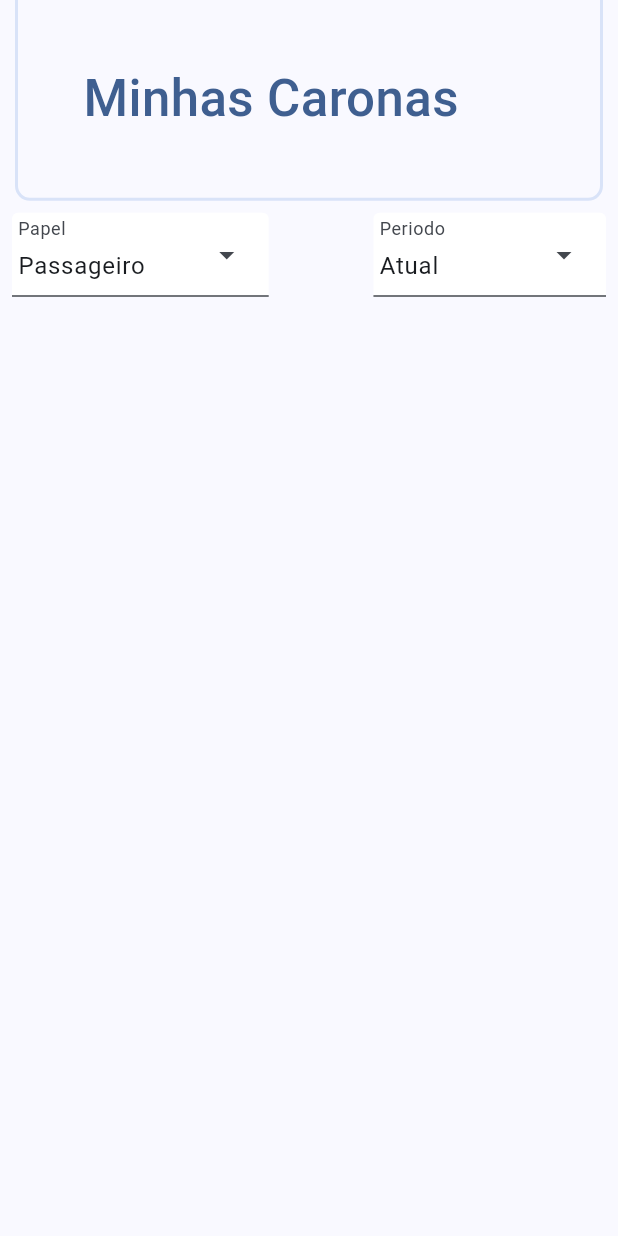
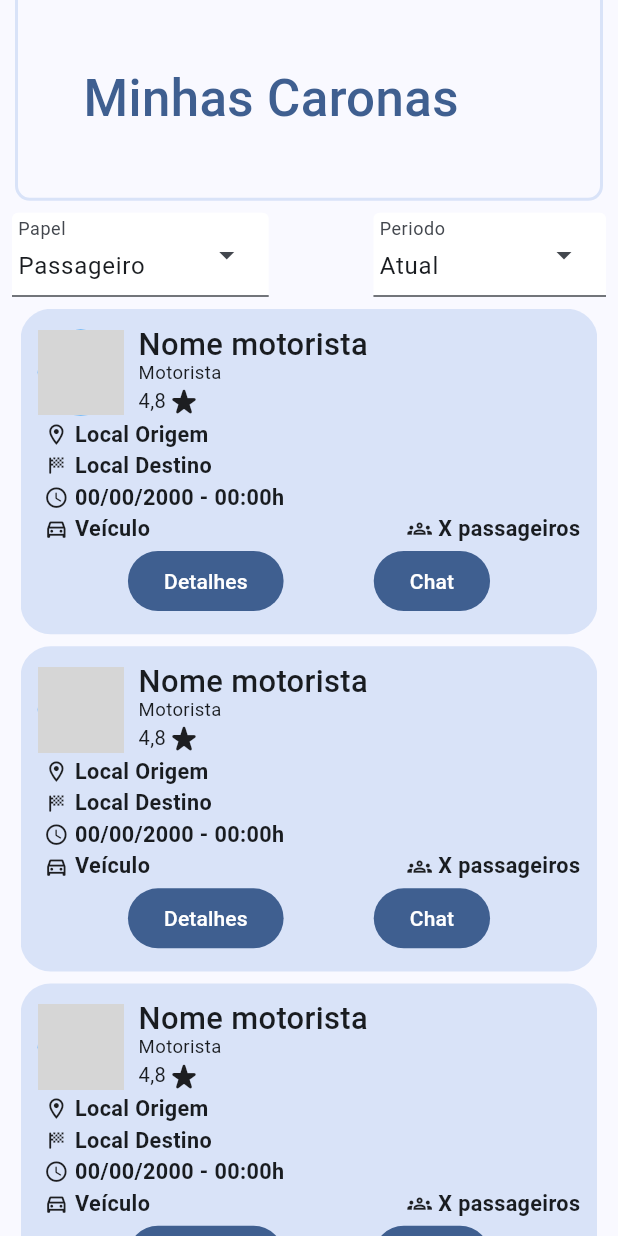
Before and after one commit to meirelesnic/SistemaDeCaronasUFF, a Flutter app: the Historico screen opened directly, on a phone screen of 412 x 824 dp. Run offline on Flutter 3.47's test engine with Material 3 defaults, Android fonts, the phone set to English and light mode, and no system bars; network calls fail; grey boxes are pictures that could not be loaded.

Commit message:
Cards de carona e atualizacao historico.dart

```diff
--- /dev/null
+++ b/uff_caronas/lib/custom_widgets/caronaCard.dart
@@ -0,0 +1,190 @@
+import 'package:flutter/material.dart';
+import 'package:flutter/widgets.dart';
+
+class CaronaCard extends StatefulWidget {
+  const CaronaCard({super.key});
+
+  @override
+  State<CaronaCard> createState() => _CaronaCardState();
+}
+
+class _CaronaCardState extends State<CaronaCard> {
+  int widthScale = 500;
+  @override
+  Widget build(BuildContext context) {
+    final screenSize = MediaQuery.of(context).size;
+    return Padding(
+      padding: const EdgeInsets.only(bottom: 8),
+      child: SizedBox(
+        width: screenSize.width * (313 / 360),
+        //height: screenSize.height * (188 / 800),
+        child: Container(
+          padding: EdgeInsets.all(screenSize.width * (10/360)),
+          decoration: BoxDecoration(
+            color: Theme.of(context).colorScheme.secondaryContainer,
+            borderRadius: BorderRadius.all(Radius.circular(20)),
+          ),
+          child: Column(
+            mainAxisAlignment: MainAxisAlignment.spaceBetween,
+            children: [
+              Row(//Avatar, nome motorista, estrelas
+                children: [
+                  CircleAvatar(
+                    radius: screenSize.width * (25 / 360),
+                    backgroundColor: Colors.blue,
+                    backgroundImage: NetworkImage(
+                        'https://gravatar.com/avatar/fa477d3f9bb01b5dc6e3c81e79434b36?s=400&d=robohash&r=x'),
+                  ),
+                  Container(
+                    width: screenSize.width * (12/widthScale)
+                  ),
+                  Column(
+                    crossAxisAlignment: CrossAxisAlignment.start,
+                    mainAxisAlignment: MainAxisAlignment.center,
+                    children: [
+                      Text('Nome motorista ',
+                        style: TextStyle(
+                          fontWeight: FontWeight.w500,
+                          fontSize: screenSize.height * (20/ 800),
+                          height:0
+                        ),
+                      ),
+                      Text('Motorista',
+                        style: TextStyle(
+                          fontWeight: FontWeight.w400,
+                          fontSize: screenSize.height * (12/ 800),
+                          height:0
+                        ),
+                      ),
+                      Row(
+                        children: [
+                          Text('4,8',
+                            style: TextStyle(
+                              fontWeight: FontWeight.w400,
+                              fontSize: screenSize.height * (13 / 800)
+                            ),
+                          ),
+                          const Icon(Icons.star_rate_rounded),
+                        ],
+                      )
+                    ],
+                  )
+                ],
+              ),
+              //origem
+              Row(
+                children: [
+                  Padding(
+                    padding: EdgeInsets.symmetric(horizontal: screenSize.width * (5/widthScale)),
+                    child: Icon(
+                      Icons.location_on_outlined,
+                      size: screenSize.width * (20/widthScale),
+                    ),
+                  ),
+                  Text('Local Origem',
+                    style: TextStyle(
+                      fontWeight: FontWeight.bold,
+                      fontSize: screenSize.height * (14 / 800)
+                    ),
+                  )
+                ],
+              ),
+              //destino
+              Row(
+                children: [
+                  Padding(
+                    padding: EdgeInsets.symmetric(horizontal: screenSize.width * (5/widthScale)),
+                    child: Icon(
+                      Icons.sports_score_rounded,
+                      size: screenSize.width * (20/widthScale),
+                    ),
+                  ),
+                  Text('Local Destino',
+                    style: TextStyle(
+                      fontWeight: FontWeight.bold,
+                      fontSize: screenSize.height * (14 / 800)
+                    ),
+                  )
+                ],
+              ),
+              //data
+              Row(
+                children: [
+                  Padding(
+                    padding: EdgeInsets.symmetric(horizontal: screenSize.width * (5/widthScale)),
+                    child: Icon(
+                      Icons.schedule_rounded,
+                          size: screenSize.width * (20/widthScale),
+                        ),
+                      ),
+                      Text('00/00/2000 - 00:00h',
+                        style: TextStyle(
+                          fontWeight: FontWeight.bold,
+                          fontSize: screenSize.height * (14 / 800)
+                        ),
+                      )
+                    ],
+                  ),
+                  Row( // veiculo passageiros
+                    mainAxisAlignment: MainAxisAlignment.spaceBetween,
+                    children: [
+                      Row(
+                      children: [
+                        Padding(
+                          padding: EdgeInsets.symmetric(horizontal: screenSize.width * (5/widthScale)),
+                          child: Icon(
+                            Icons.directions_car_filled_outlined,
+                            size: screenSize.width * (20/widthScale),
+                          ),
+                        ),
+                        Text('Veículo',
+                          style: TextStyle(
+                            fontWeight: FontWeight.bold,
+                            fontSize: screenSize.height * (14 / 800)
+                        ),
+                      )
+                    ],
+                  ),
+                  Row(
+                      children: [
+                        Padding(
+                          padding: EdgeInsets.symmetric(horizontal: screenSize.width * (5/widthScale)),
+                          child: Icon(
+                            Icons.groups_outlined,
+                            size: screenSize.width * (20/widthScale),
+                          ),
+                        ),
+                        Text('X passageiros',
+                          style: TextStyle(
+                            fontWeight: FontWeight.bold,
+                            fontSize: screenSize.height * (14 / 800)
+                        ),
+                      )
+                    ],
+                  ),
+                ],
+              ),
+              Row(
+                mainAxisAlignment: MainAxisAlignment.spaceEvenly,
+                children: [
+                  FilledButton(
+                    onPressed:() {
+                      //Tela detalhes, passando ID da carona
+                    },
+                    child: Text('Detalhes')
+                  ),
+                  FilledButton(
+                    onPressed:() {
+                      //Tela mensagem, passando ID do chat
+                    },
+                    child: Text('Chat')
+                  )
+                ],
+              )
+            ],
+          ),
+        ),
+      ),
+    );
+  }
+}
--- /dev/null
+++ b/uff_caronas/lib/custom_widgets/caronaListBuilder.dart
@@ -0,0 +1,25 @@
+import 'package:flutter/material.dart';
+import 'package:uff_caronas/custom_widgets/caronaCard.dart';
+
+class CaronaListBuilder extends StatefulWidget {
+  const CaronaListBuilder({super.key});
+
+  @override
+  State<CaronaListBuilder> createState() => _CaronaListBuilderState();
+}
+
+class _CaronaListBuilderState extends State<CaronaListBuilder> {
+  @override
+  Widget build(BuildContext context) {
+    final screenSize = MediaQuery.of(context).size;
+    return Padding(
+      padding: EdgeInsets.symmetric(horizontal: screenSize.width * (12 / 360)),
+      child: ListView.builder(
+        itemCount: 5,
+        itemBuilder: (context, index){
+          return CaronaCard();
+        }
+      ),
+    );
+  }
+}
--- a/uff_caronas/lib/telas/historico.dart
+++ b/uff_caronas/lib/telas/historico.dart
@@ -1,4 +1,6 @@
 import 'package:flutter/material.dart';
+import 'package:uff_caronas/custom_widgets/caronaCard.dart';
+import 'package:uff_caronas/custom_widgets/caronaListBuilder.dart';
 
 class Historico extends StatefulWidget {
   const Historico({super.key});
@@ -118,6 +120,9 @@ class _HistoricoState extends State<Historico> {
                 )
               ],
             ),
+          ),
+          Expanded(
+            child: CaronaListBuilder()
           )
         ],
       ),
```
